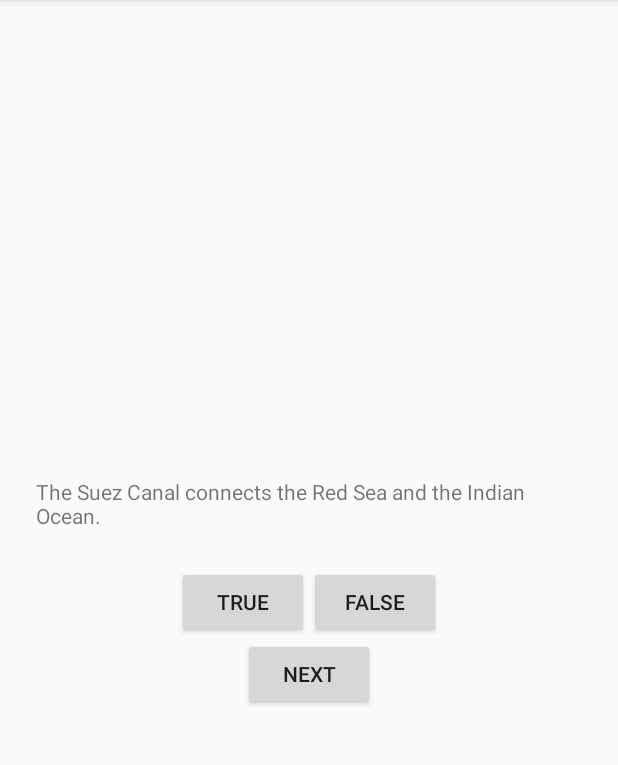
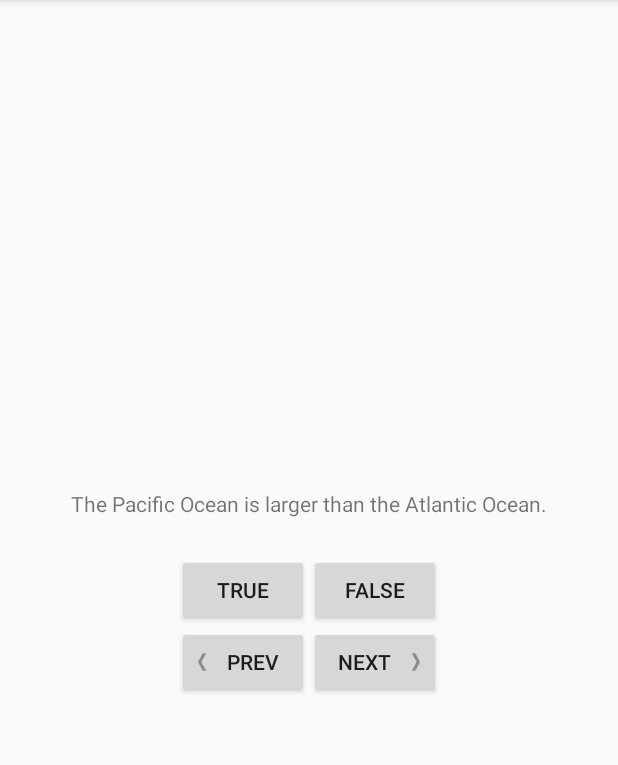
Before and after one commit to nilzyj/bignerdranchApp, an Android app: the screen it shows after launch (QuizActivity), after a tap on "NEXT", on a phone screen of 412 x 824 dp, the part 84-849 px from its top. Run offline under Robolectric (Android 15) with nearby library versions, the phone set to English and light mode, and no system bars; 1 other tap on this screen came first.

Commit message:
chapter 5.1

```diff
--- a/GeoQuiz/app/src/main/AndroidManifest.xml
+++ b/GeoQuiz/app/src/main/AndroidManifest.xml
@@ -1,6 +1,6 @@
 <?xml version="1.0" encoding="utf-8"?>
 <manifest xmlns:android="http://schemas.android.com/apk/res/android"
-    package="com.bignerdranch.android.geoquiz">
+          package="com.bignerdranch.android.geoquiz">
 
     <application
         android:allowBackup="true"
@@ -10,10 +10,12 @@
         android:theme="@style/AppTheme">
         <activity android:name=".QuizActivity">
             <intent-filter>
-                <action android:name="android.intent.action.MAIN" />
+                <action android:name="android.intent.action.MAIN"/>
 
-                <category android:name="android.intent.category.LAUNCHER" />
+                <category android:name="android.intent.category.LAUNCHER"/>
             </intent-filter>
+        </activity>
+        <activity android:name=".CheatActivity">
         </activity>
     </application>
 
--- /dev/null
+++ b/GeoQuiz/app/src/main/java/com/bignerdranch/android/geoquiz/CheatActivity.java
@@ -0,0 +1,13 @@
+package com.bignerdranch.android.geoquiz;
+
+import android.support.v7.app.AppCompatActivity;
+import android.os.Bundle;
+
+public class CheatActivity extends AppCompatActivity {
+
+    @Override
+    protected void onCreate(Bundle savedInstanceState) {
+        super.onCreate(savedInstanceState);
+        setContentView(R.layout.activity_cheat);
+    }
+}
--- a/GeoQuiz/app/src/main/java/com/bignerdranch/android/geoquiz/QuizActivity.java
+++ b/GeoQuiz/app/src/main/java/com/bignerdranch/android/geoquiz/QuizActivity.java
@@ -1,7 +1,9 @@
 package com.bignerdranch.android.geoquiz;
 
+import android.os.PersistableBundle;
 import android.support.v7.app.AppCompatActivity;
 import android.os.Bundle;
+import android.util.Log;
 import android.view.View;
 import android.widget.Button;
 import android.widget.TextView;
@@ -10,9 +12,13 @@ import android.widget.Toast;
 import org.w3c.dom.Text;
 
 public class QuizActivity extends AppCompatActivity {
+    private static final String TAG = "QuizActivity";
+    private static final String KEY_INDEX = "index";//新增键值对的键
+
     private Button mTrueButton;
     private Button mFalseButton;
     private Button mNextButton;
+    private Button mPreviousButton;
     private TextView mQuestionTextView;
 
     private Question[] mQuestionBank = new Question[]{
@@ -26,6 +32,7 @@ public class QuizActivity extends AppCompatActivity {
     private int mCurrentIndex = 0;//问题序号
 
     private void updateQuestion(){
+        //Log.d(TAG, "Updating question text for question #" + mCurrentIndex, new Exception());
         int question = mQuestionBank[mCurrentIndex].getTextResId();//获取资源ID
         mQuestionTextView.setText(question);
     }
@@ -81,6 +88,39 @@ public class QuizActivity extends AppCompatActivity {
                 updateQuestion();
             }
         });
+
+        mPreviousButton = (Button) findViewById(R.id.previous_button);
+        mPreviousButton.setOnClickListener(new View.OnClickListener() {
+            @Override
+            public void onClick(View view) {
+                mCurrentIndex =  (mCurrentIndex - 1);
+                if (mCurrentIndex < 0){
+                    mCurrentIndex = mQuestionBank.length - 1;
+                }
+                updateQuestion();
+            }
+        });
+
+        mQuestionTextView.setOnClickListener(new View.OnClickListener() {
+            @Override
+            public void onClick(View view) {
+                mCurrentIndex = (mCurrentIndex + 1) % mQuestionBank.length;
+                updateQuestion();
+            }
+        });
+
+        if (savedInstanceState != null){
+            mCurrentIndex = savedInstanceState.getInt(KEY_INDEX,0);
+        }
+
         updateQuestion();
     }
+
+    @Override
+    public void onSaveInstanceState(Bundle savedInstanceState) {
+        super.onSaveInstanceState(savedInstanceState);
+        Log.i(TAG, "onSaveInstanceState");
+        //保存mCurrentIndex，避免设备配置改变，销毁activity，重置数值
+        savedInstanceState.putInt(KEY_INDEX, mCurrentIndex);
+    }
 }
--- /dev/null
+++ b/GeoQuiz/app/src/main/res/layout-land/activity_quiz.xml
@@ -0,0 +1,51 @@
+<?xml version="1.0" encoding="utf-8"?>
+<FrameLayout xmlns:android="http://schemas.android.com/apk/res/android"
+    android:layout_width="match_parent"
+    android:layout_height="match_parent">
+
+    <TextView
+        android:id="@+id/question_text_view"
+        android:layout_width="wrap_content"
+        android:layout_height="wrap_content"
+        android:layout_gravity="center_horizontal"
+        android:padding="24dp" />
+
+    <LinearLayout
+        android:layout_width="wrap_content"
+        android:layout_height="wrap_content"
+        android:orientation="horizontal"
+        android:layout_gravity="center_horizontal|center_vertical">
+
+        <Button
+            android:id="@+id/true_button"
+            android:layout_width="wrap_content"
+            android:layout_height="wrap_content"
+            android:text="@string/true_button"/>
+
+        <Button
+            android:id="@+id/false_button"
+            android:layout_width="wrap_content"
+            android:layout_height="wrap_content"
+            android:text="@string/false_button"/>
+
+    </LinearLayout>
+
+    <Button
+        android:id="@+id/previous_button"
+        android:layout_width="wrap_content"
+        android:layout_height="wrap_content"
+        android:drawableLeft="@drawable/arrow_left"
+        android:drawablePadding="4dp"
+        android:text="@string/previous_button"
+        android:layout_gravity="bottom"/>
+
+    <Button
+        android:id="@+id/next_button"
+        android:layout_width="wrap_content"
+        android:layout_height="wrap_content"
+        android:drawablePadding="4dp"
+        android:drawableRight="@drawable/arrow_right"
+        android:text="@string/next_button"
+        android:layout_gravity="bottom|right"/>
+
+</FrameLayout>
--- /dev/null
+++ b/GeoQuiz/app/src/main/res/layout/activity_cheat.xml
@@ -0,0 +1,13 @@
+<?xml version="1.0" encoding="utf-8"?>
+<RelativeLayout
+    xmlns:android="http://schemas.android.com/apk/res/android"
+    xmlns:tools="http://schemas.android.com/tools"
+    android:layout_width="match_parent"
+    android:layout_height="match_parent"
+    android:paddingBottom="@dimen/activity_vertical_margin"
+    android:paddingLeft="@dimen/activity_horizontal_margin"
+    android:paddingRight="@dimen/activity_horizontal_margin"
+    android:paddingTop="@dimen/activity_vertical_margin"
+    tools:context="com.bignerdranch.android.geoquiz.CheatActivity">
+
+</RelativeLayout>
--- a/GeoQuiz/app/src/main/res/layout/activity_quiz.xml
+++ b/GeoQuiz/app/src/main/res/layout/activity_quiz.xml
@@ -30,10 +30,27 @@
 
     </LinearLayout>
 
-    <Button
-        android:id="@+id/next_button"
+    <LinearLayout
         android:layout_width="wrap_content"
         android:layout_height="wrap_content"
-        android:text="@string/next_button"/>
+        android:orientation="horizontal">
+
+        <Button
+            android:id="@+id/previous_button"
+            android:layout_width="wrap_content"
+            android:layout_height="wrap_content"
+            android:text="@string/previous_button"
+            android:drawableLeft="@drawable/arrow_left"
+            android:drawablePadding="4dp"/>
+
+        <Button
+            android:id="@+id/next_button"
+            android:layout_width="wrap_content"
+            android:layout_height="wrap_content"
+            android:text="@string/next_button"
+            android:drawableRight="@drawable/arrow_right"
+            android:drawablePadding="4dp"/>
+
+    </LinearLayout>
 
 </LinearLayout>
--- a/GeoQuiz/app/src/main/res/values/strings.xml
+++ b/GeoQuiz/app/src/main/res/values/strings.xml
@@ -2,12 +2,28 @@
     <string name="app_name">GeoQuiz</string>
     <string name="true_button">TRUE</string>
     <string name="false_button">FALSE</string>
+    <string name="previous_button">PREV</string>
     <string name="next_button">NEXT</string>
     <string name="correct_toast">Correct!</string>
     <string name="incorrect_toast">Incorrect!</string>
-    <string name="question_oceans">The Pacific Ocean is larger than the Atlantic Ocean.</string>
-    <string name="question_mideast">The Suez Canal connects the Red Sea and the Indian Ocean.</string>
-    <string name="question_africa">The source of the Nile River is in Egypt.</string>
-    <string name="question_americas">The Amazon River is the longest river in the Americas.</string>
-    <string name="question_asia">Lake Baikal is the world\'s oldest and deepest freshwater lake.</string>
+    <string name="question_oceans">
+        The Pacific Ocean is larger than the Atlantic Ocean.
+    </string>
+    <string name="question_mideast">
+        The Suez Canal connects the Red Sea and the Indian Ocean.
+    </string>
+    <string name="question_africa">
+        The source of the Nile River is in Egypt.
+    </string>
+    <string name="question_americas">
+        The Amazon River is the longest river in the Americas.
+    </string>
+    <string name="question_asia">
+        Lake Baikal is the world\'s oldest and deepest freshwater lake.
+    </string>
+    <string name="warning_text">Are you sure you want to do this?</string>
+    <string name="show_answer_button">SHOW ANSWER</string>
+    <string name="cheat_button">CHEAT!</string>
+    <string name="judgment_toast">Cheating is wrong.</string>
+
 </resources>
```
Also changed, not shown: GeoQuiz/app/src/main/res/drawable-hdpi/arrow_left.png (added), GeoQuiz/app/src/main/res/drawable-hdpi/arrow_right.png (added), GeoQuiz/app/src/main/res/drawable-mdpi/arrow_left.png (added), GeoQuiz/app/src/main/res/drawable-mdpi/arrow_right.png (added), GeoQuiz/app/src/main/res/drawable-xhdpi/arrow_left.png (added), GeoQuiz/app/src/main/res/drawable-xhdpi/arrow_right.png (added), GeoQuiz/app/src/main/res/drawable-xxhdpi/arrow_left.png (added), GeoQuiz/app/src/main/res/drawable-xxhdpi/arrow_right.png (added).
